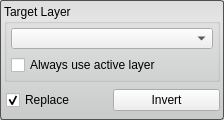
Before: the Qt Designer form src/Interface/ToolInterface/InvertToolInterface.ui in SCIInstitute/Seg3D, drawn with Qt 5.
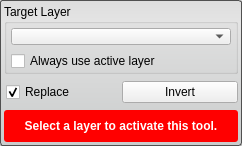
After: the same form once the commit is applied. Custom widgets are drawn as their Qt base class.

Commit message: added a warning to the all the tools and filters for when the proper layer isnt selected.

The edit to the form file:
```diff
--- a/src/Interface/ToolInterface/InvertToolInterface.ui
+++ b/src/Interface/ToolInterface/InvertToolInterface.ui
@@ -6,8 +6,8 @@
    <rect>
     <x>0</x>
     <y>0</y>
-    <width>224</width>
-    <height>120</height>
+    <width>242</width>
+    <height>146</height>
    </rect>
   </property>
   <property name="sizePolicy">
@@ -51,9 +51,6 @@
       <string>Target Layer</string>
      </property>
      <layout class="QVBoxLayout" name="verticalLayout_4">
-      <property name="spacing">
-       <number>6</number>
-      </property>
       <property name="margin">
        <number>4</number>
       </property>
@@ -145,6 +142,48 @@
      </layout>
     </widget>
    </item>
+   <item>
+    <widget class="QWidget" name="message_alert_" native="true">
+     <property name="minimumSize">
+      <size>
+       <width>0</width>
+       <height>32</height>
+      </size>
+     </property>
+     <property name="styleSheet">
+      <string notr="true">QLabel#message_{
+  color: white;
+  font: bold;
+}
+
+QWidget#message_alert_{
+  border-radius: 3px;
+  background-color: red;
+}</string>
+     </property>
+     <layout class="QHBoxLayout" name="horizontalLayout_4">
+      <property name="spacing">
+       <number>0</number>
+      </property>
+      <property name="margin">
+       <number>4</number>
+      </property>
+      <item>
+       <widget class="QLabel" name="message_">
+        <property name="text">
+         <string>Select a layer to activate this tool.</string>
+        </property>
+        <property name="alignment">
+         <set>Qt::AlignCenter</set>
+        </property>
+        <property name="wordWrap">
+         <bool>true</bool>
+        </property>
+       </widget>
+      </item>
+     </layout>
+    </widget>
+   </item>
   </layout>
  </widget>
  <customwidgets>
```
The commit also changes 67 other files.
